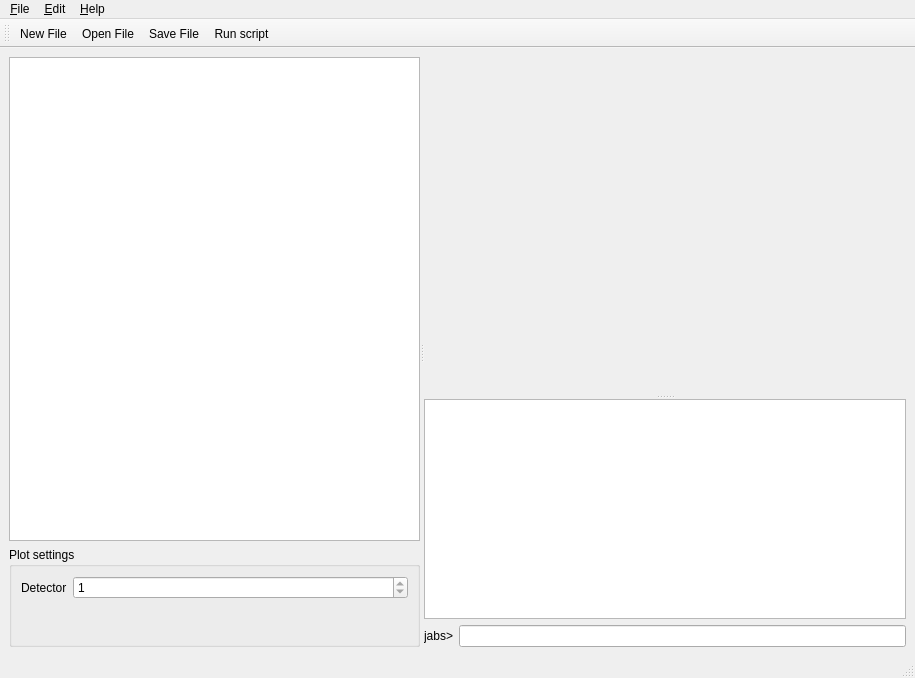
Old version of the form qjabs/mainwindow.ui in the repository JYU-IBA/jabs.
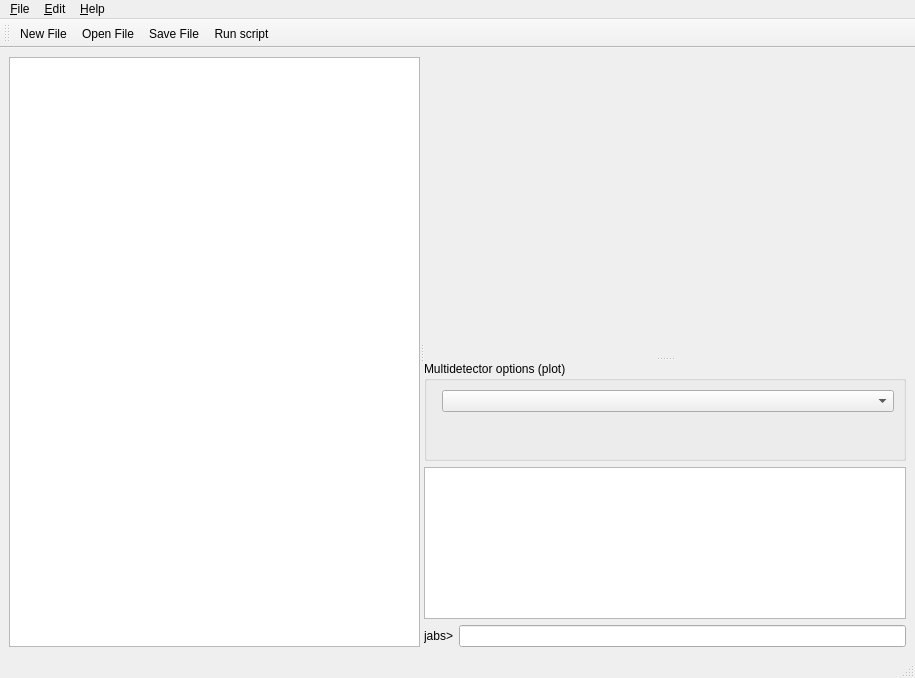
New version of the form. Icons and pictures are not drawn. Custom widgets are drawn as their Qt base class.

Commit message: UI improvements and bugfixes (hiding plot, showing graphs, updating fit dialog, scrolling to the bottom of the messages, showing number of warnings, other small things). show var commands show variables with units with actual units and not in SI. Improvements in JIBAL related to unit handling, unit conversions are now a bit more robust and there are warnings.

```diff
--- a/qjabs/mainwindow.ui
+++ b/qjabs/mainwindow.ui
@@ -32,44 +32,6 @@
           </property>
          </widget>
         </item>
-        <item>
-         <widget class="QGroupBox" name="plotSettingsGroupBox">
-          <property name="sizePolicy">
-           <sizepolicy hsizetype="Preferred" vsizetype="Minimum">
-            <horstretch>0</horstretch>
-            <verstretch>0</verstretch>
-           </sizepolicy>
-          </property>
-          <property name="minimumSize">
-           <size>
-            <width>150</width>
-            <height>100</height>
-           </size>
-          </property>
-          <property name="title">
-           <string>Plot settings</string>
-          </property>
-          <layout class="QFormLayout" name="formLayout">
-           <item row="0" column="0">
-            <widget class="QLabel" name="label">
-             <property name="text">
-              <string>Detector</string>
-             </property>
-            </widget>
-           </item>
-           <item row="0" column="1">
-            <widget class="QSpinBox" name="plotSpinBox">
-             <property name="minimum">
-              <number>1</number>
-             </property>
-             <property name="maximum">
-              <number>1</number>
-             </property>
-            </widget>
-           </item>
-          </layout>
-         </widget>
-        </item>
        </layout>
       </widget>
       <widget class="QSplitter" name="splitter">
@@ -92,6 +54,30 @@
        </widget>
        <widget class="QWidget" name="layoutWidget">
         <layout class="QVBoxLayout" name="verticalLayout_2">
+         <item>
+          <widget class="QGroupBox" name="plotSettingsGroupBox">
+           <property name="sizePolicy">
+            <sizepolicy hsizetype="Preferred" vsizetype="Minimum">
+             <horstretch>0</horstretch>
+             <verstretch>0</verstretch>
+            </sizepolicy>
+           </property>
+           <property name="minimumSize">
+            <size>
+             <width>150</width>
+             <height>100</height>
+            </size>
+           </property>
+           <property name="title">
+            <string>Multidetector options (plot)</string>
+           </property>
+           <layout class="QFormLayout" name="formLayout">
+            <item row="0" column="1">
+             <widget class="QComboBox" name="comboBox"/>
+            </item>
+           </layout>
+          </widget>
+         </item>
          <item>
           <widget class="QTextBrowser" name="msgTextBrowser">
            <property name="sizePolicy">
```
The commit also changes 15 other files.
